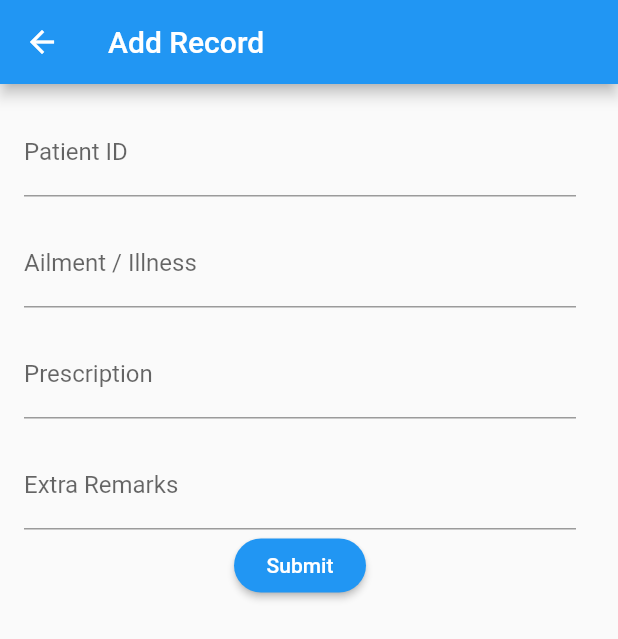
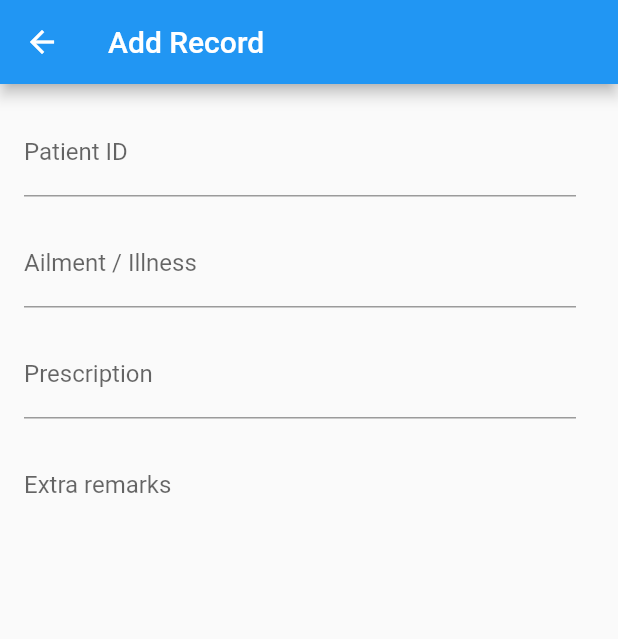
Before and after one commit to yashasuttangi/MedHist, a Flutter app: the AddRecord screen opened directly, on a phone screen of 412 x 824 dp. Shown: the top 639 px of the screen. Run offline on Flutter 3.47's test engine with Material 2 defaults, Android fonts, the phone set to English and light mode, and no system bars; our stand-ins replace firebase_auth; accounts and stored records are empty.

Commit message:
adding patient screen

```diff
--- a/lib/main.dart
+++ b/lib/main.dart
@@ -4,7 +4,7 @@ import 'package:Medhist/screens/doctor_home_screen.dart';
 import 'package:Medhist/screens/login_screen.dart';
 import 'package:Medhist/screens/signup_screen.dart';
 import 'package:Medhist/screens/search_patient_screen.dart';
-
+import 'package:Medhist/screens/patient_home_screen.dart';
 import 'package:Medhist/models/authentication.dart';
 
 void main() => runApp(MyApp());
@@ -27,7 +27,7 @@ class MyApp extends StatelessWidget {
         routes: {
           SignupScreen.routeName: (ctx) => SignupScreen(),
           LoginScreen.routeName: (ctx) => LoginScreen(),
-          HomeScreen.routeName: (ctx) => HomeScreen(),
+          PatientHomeScreen.routeName: (ctx) => PatientHomeScreen(),
         },
       ),
     );
--- a/lib/screens/add_record_screen.dart
+++ b/lib/screens/add_record_screen.dart
@@ -1,4 +1,6 @@
+import 'package:Medhist/models/authentication.dart';
 import 'package:flutter/material.dart';
+import 'package:firebase_auth/firebase_auth.dart';
 
 class AddRecord extends StatefulWidget {
   @override
@@ -11,7 +13,7 @@ class _AddRecordState extends State<AddRecord> {
     'ailment': '',
     'prescription': '',
     'checked': '',
-    'remarks': ''
+    'extraremarks': ''
   };
 
   bool _checked;
@@ -24,7 +26,7 @@ class _AddRecordState extends State<AddRecord> {
           backgroundColor: Colors.blue,
         ),
         body: Container(
-            height: 600,
+            height: 300,
             width: 400,
             padding: EdgeInsets.all(16),
             child: Form(
@@ -80,36 +82,21 @@ class _AddRecordState extends State<AddRecord> {
                       _patientData['prescription'] = value;
                     },
                   ),
-
                   SizedBox(height: 15.0),
-                  // Prescription
+                  // Ailment
                   TextFormField(
-                    decoration: InputDecoration(
-                      labelText: 'Extra Remarks',
-                    ),
-                    // contentPadding: EdgeInsets.all(20.0)),
-                    keyboardType: TextInputType.multiline,
-                    maxLines: null,
+                    decoration: InputDecoration(labelText: 'Extra remarks'),
+                    keyboardType: TextInputType.text,
                     validator: (value) {
                       if (value.isEmpty) {
-                        return 'Enter Remarks';
+                        return 'Extra remarks';
                       }
                       return null;
                     },
                     onSaved: (value) {
-                      _patientData['remarks'] = value;
+                      _patientData['extraremarks'] = value;
                     },
                   ),
-
-                  RaisedButton(
-                    child: Text('Submit'),
-                    onPressed: () {},
-                    shape: RoundedRectangleBorder(
-                      borderRadius: BorderRadius.circular(30),
-                    ),
-                    color: Colors.blue,
-                    textColor: Colors.white,
-                  )
 
                   // SizedBox(
                   //   height: 100,
@@ -128,17 +115,17 @@ class _AddRecordState extends State<AddRecord> {
                   //   ),
                   // ),
 
-                  // Row(children: <Widget>[
-                  //   //   Checkbox(
-                  //   //       // value: _checked,
-                  //   //       onChanged: (bool value) {
-                  //   //     // print(value);
-                  //   //     setState(() {
-                  //   //       _checked = value;
-                  //   //     });
-                  //   //   }),
-                  //   //   Text("Blood Test")
-                  // ]),
+                  Row(children: <Widget>[
+                    //   Checkbox(
+                    //       // value: _checked,
+                    //       onChanged: (bool value) {
+                    //     // print(value);
+                    //     setState(() {
+                    //       _checked = value;
+                    //     });
+                    //   }),
+                    //   Text("Blood Test")
+                  ]),
                 ],
               ),
             ))));
--- a/lib/screens/doctor_home_screen.dart
+++ b/lib/screens/doctor_home_screen.dart
@@ -5,7 +5,7 @@ import 'search_patient_screen.dart';
 import 'chatbox_screen.dart';
 import 'recent_patient_screen.dart';
 
-class HomeScreen extends StatelessWidget {
+class DoctorHomeScreen extends StatelessWidget {
   static const routeName = '/home';
 
   @override
--- a/lib/screens/login_screen.dart
+++ b/lib/screens/login_screen.dart
@@ -1,6 +1,6 @@
 import 'package:flutter/material.dart';
 import 'package:provider/provider.dart';
-
+import 'package:firebase_auth/firebase_auth.dart';
 import 'signup_screen.dart';
 import 'doctor_home_screen.dart';
 import '../models/authentication.dart';
@@ -42,7 +42,7 @@ class _LoginScreenState extends State<LoginScreen> {
     try {
       await Provider.of<Authentication>(context, listen: false)
           .logIn(_authData['email'], _authData['password']);
-      Navigator.of(context).pushReplacementNamed(HomeScreen.routeName);
+      Navigator.of(context).pushReplacementNamed(DoctorHomeScreen.routeName);
     } catch (error) {
       var errorMessage = 'Authentication Failed. Please try again later.';
       _showErrorDialog(errorMessage);
--- a/pubspec.yaml
+++ b/pubspec.yaml
@@ -25,10 +25,11 @@ dependencies:
     sdk: flutter
   simple_animations: ^1.3.3
   flutter_signin_button: ^1.1.0
-  # firebase_core: "^0.5.3"
-  # firebase_auth: "^0.18.4"
+  firebase_core: "^0.5.3"
+  firebase_auth: "^0.18.4"
   http: ^0.12.0+4
   provider: ^4.0.4
+  cloud_firestore: "^0.14.4"
 
   # The following adds the Cupertino Icons font to your application.
   # Use with the CupertinoIcons class for iOS style icons.
```
Also changed, not shown: lib/screens/patient_home_screen.dart (added, +101 -0 lines), lib/screens/signup_screen.dart (+5 -5 lines), images/patient_background.jpg (added), images/view_records.jpg (added), pubspec.lock.
